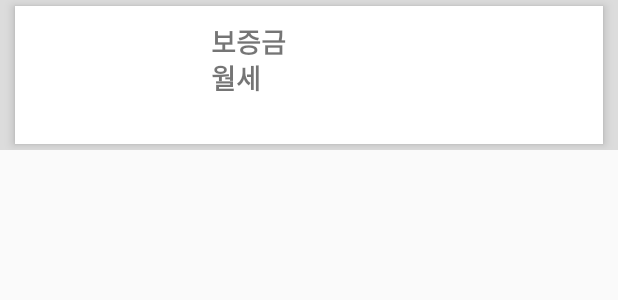
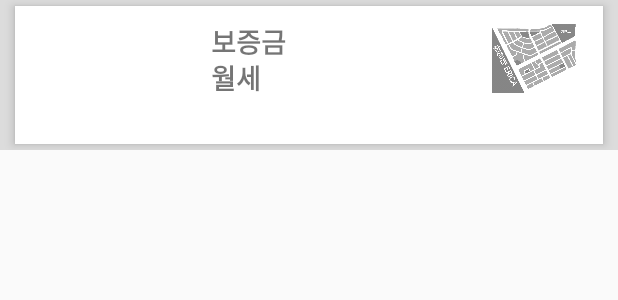
Before and after one commit to Sabang/Palbang, an Android app: the layout roomitem.xml on its own in the app's theme, with its tools: preview values and no code run, on a phone screen of 412 x 824 dp. Shown: the top 300 px of the screen. Run offline under Robolectric (Android 15) with nearby library versions, the light colour scheme and no system bars; network calls fail.

Commit message:
마켓에 올린 가장 최신버젼 소소한 이미지 수정

```diff
--- a/app/build.gradle
+++ b/app/build.gradle
@@ -8,8 +8,8 @@ android {
         applicationId "com.sabang.sp"
         minSdkVersion 15
         targetSdkVersion 22
-        versionCode 6
-        versionName "1.6"
+        versionCode 8
+        versionName "1.8"
     }
     buildTypes {
         release {
--- a/app/src/main/res/layout/roomitem.xml
+++ b/app/src/main/res/layout/roomitem.xml
@@ -85,12 +85,21 @@
                             android:textSize="18dp" />
                     </LinearLayout>
                 </LinearLayout>
-                <ImageView
-                    android:id="@+id/roomItemMap"
+                <FrameLayout
                     android:layout_weight="1"
                     android:layout_width="0dp"
-                    android:layout_height="match_parent"
-                    android:layout_gravity="top|right"/>
+                    android:layout_height="match_parent">
+                    <ImageView
+                        android:layout_width="match_parent"
+                        android:layout_height="match_parent"
+                        android:src="@drawable/empty_map"/>
+                    <ImageView
+                        android:id="@+id/roomItemMap"
+                        android:layout_width="match_parent"
+                        android:layout_height="match_parent"
+                        android:layout_gravity="top|right"/>
+
+                </FrameLayout>
 
             </LinearLayout>
             <TextView
```
Also changed, not shown: app/src/main/res/layout/activity_room.xml (+13 -4 lines), app/src/main/res/layout/dialog_search_filter.xml (+6 -6 lines), app/src/main/res/drawable-xxhdpi/fifth_zone_map.png, app/src/main/res/drawable-xxhdpi/first_zone_map.png, app/src/main/res/drawable-xxhdpi/fourth_zone_map.png, app/src/main/res/drawable-xxhdpi/second_zone_map.png, app/src/main/res/drawable-xxhdpi/sixth_zone_map.png, app/src/main/res/drawable-xxhdpi/third_zone_map.png.
